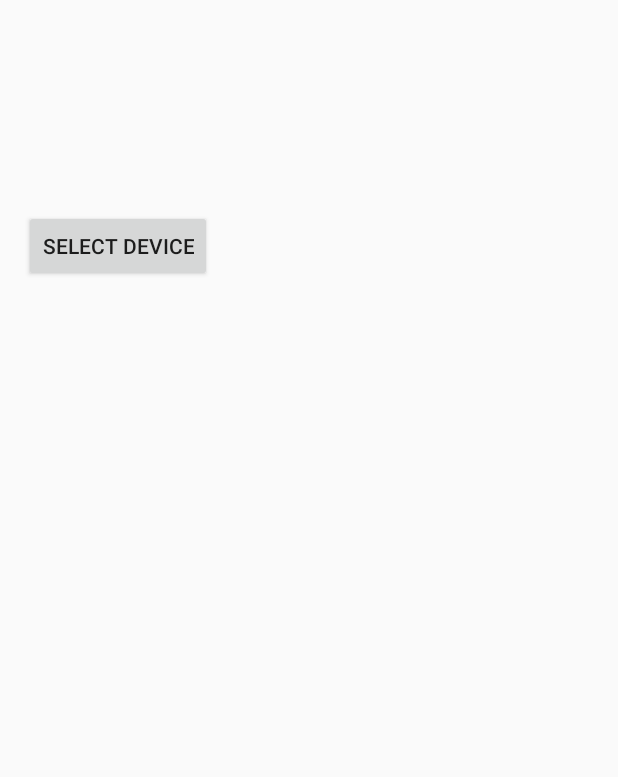
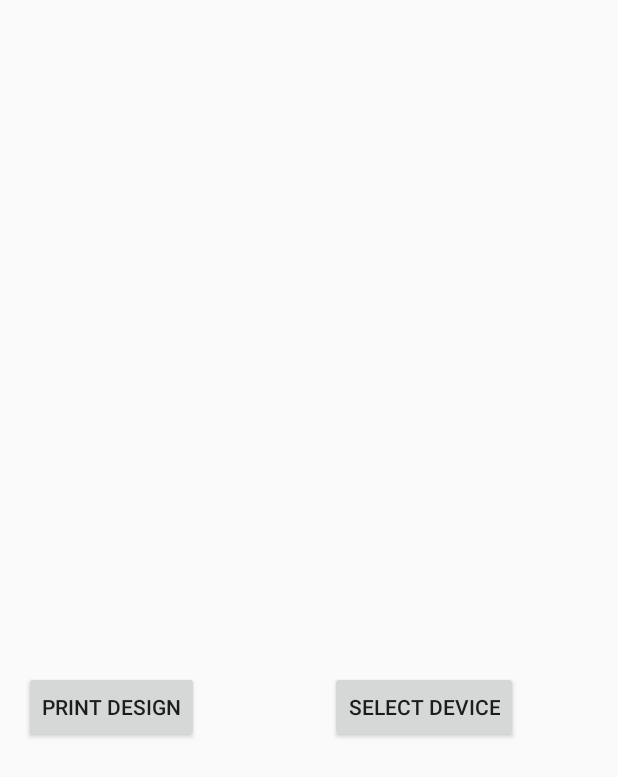
Before and after one commit to cmgoewert/HESE3DPrinting, an Android app: the layout activity_main.xml on its own in the app's theme, with its tools: preview values and no code run, on a phone screen of 412 x 824 dp. Shown: the top 777 px of the screen. Run offline under Robolectric (Android 15) with nearby library versions, the phone set to English and light mode, and no system bars.

```diff
--- a/app/src/main/AndroidManifest.xml
+++ b/app/src/main/AndroidManifest.xml
@@ -19,5 +19,8 @@
     </application>
 
     <uses-permission android:name="android.permission.BLUETOOTH" />
+    <uses-permission android:name="android.permission.BLUETOOTH_ADMIN" />
+    <uses-permission android:name="android.permission.ACCESS_COARSE_LOCATION" />
+
 
 </manifest>
--- a/app/src/main/java/com/example/cmgoe/hese3dprinting/BluetoothService.java
+++ b/app/src/main/java/com/example/cmgoe/hese3dprinting/BluetoothService.java
@@ -28,6 +28,7 @@ public class BluetoothService extends Thread {
             temp = mBluetoothAdapter.listenUsingRfcommWithServiceRecord("3D Printing Client", ourUUID);
         }catch (IOException e){
             Log.i("BluetoothService: ","Socket's listen() method failed");
+            System.out.println("caught here");
             e.printStackTrace();
         }
 
--- a/app/src/main/res/layout/activity_main.xml
+++ b/app/src/main/res/layout/activity_main.xml
@@ -37,12 +37,19 @@
         android:layout_width="wrap_content"
         android:layout_height="wrap_content"
         android:text="Select Device"
-        tools:layout_constraintTop_creator="1"
-        android:layout_marginStart="16dp"
-        android:layout_marginTop="140dp"
-        tools:layout_constraintLeft_creator="1"
         app:layout_constraintLeft_toLeftOf="parent"
         app:layout_constraintTop_toTopOf="parent"
-        android:layout_marginLeft="232dp" />
+        android:layout_marginLeft="220dp"
+        android:layout_marginTop="447dp" />
+
+    <Button
+        android:id="@+id/print_button"
+        android:layout_width="wrap_content"
+        android:layout_height="wrap_content"
+        app:layout_constraintLeft_toLeftOf="parent"
+        app:layout_constraintTop_toTopOf="parent"
+        android:text="Print Design"
+        android:layout_marginLeft="16dp"
+        android:layout_marginTop="447dp" />
 
 </android.support.constraint.ConstraintLayout>
```
Also changed, not shown: app/src/main/java/com/example/cmgoe/hese3dprinting/BluetoothThread.java (added, +53 -0 lines), app/src/main/java/com/example/cmgoe/hese3dprinting/MainActivity.java (+99 -10 lines).
